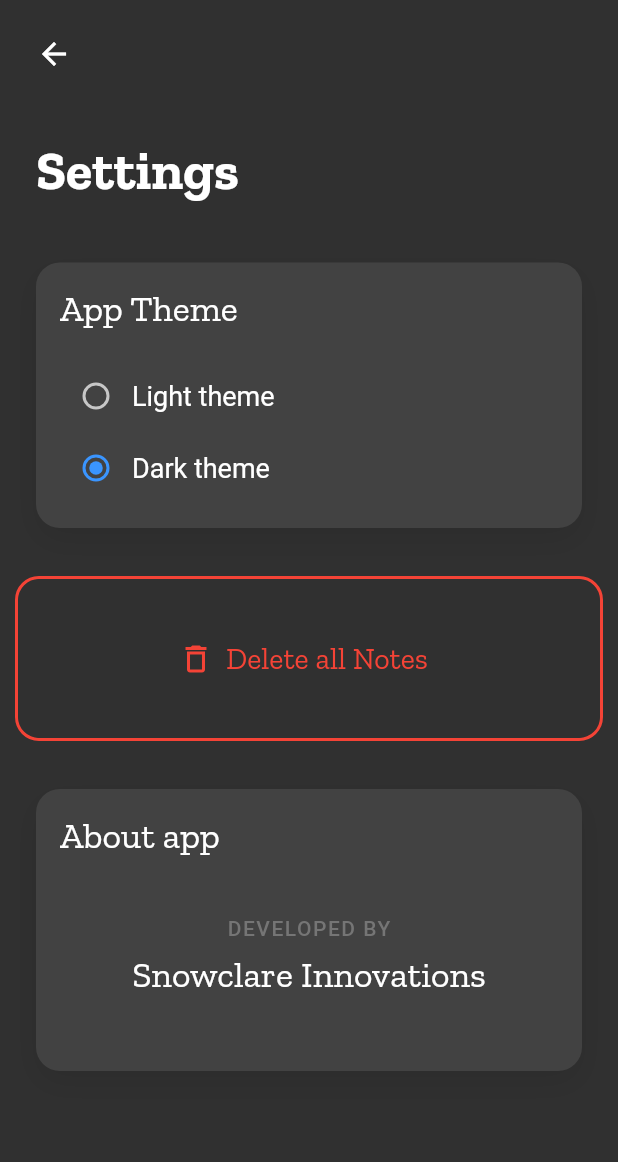
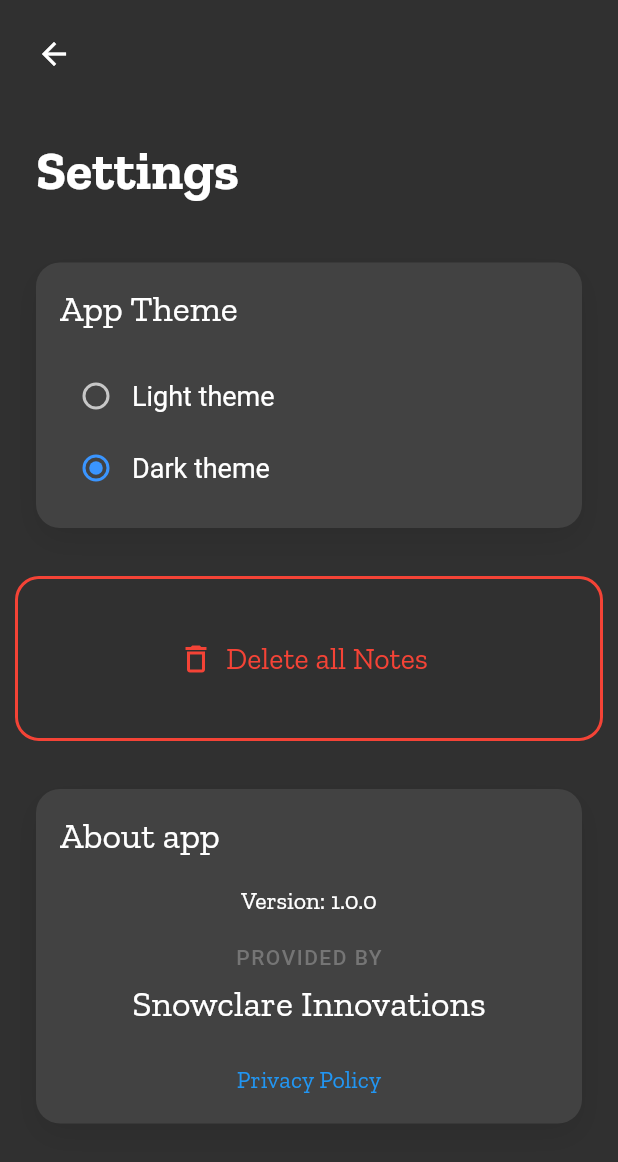
Before and after one commit to nishantsubedi/matrix_notes, a Flutter app: the SettingsPage screen opened directly, on a phone screen of 412 x 824 dp. Shown: the top 1162 px of the screen. Run offline on Flutter 3.47's test engine with Material 2 defaults, Android fonts, the phone set to English and light mode, and no system bars; our stand-ins replace outline_material_icons, share, shared_preferences, sqflite; missing offline and left inert: firebase_admob; accounts and stored records are empty; project files that could hold a hidden picture were left out.

Commit message:
prep for release

```diff
--- a/lib/screens/settings.dart
+++ b/lib/screens/settings.dart
@@ -148,10 +148,20 @@ class _SettingsPageState extends State<SettingsPage> {
                           fontSize: 24,
                           color: Theme.of(context).primaryColor)),
                   Container(
-                    height: 40,
+                    height: 20,
                   ),
                   Center(
-                    child: Text('Developed by'.toUpperCase(),
+                    child: Text('Version: 1.0.0',
+                        style: TextStyle(
+                            fontFamily: 'ZillaSlab',
+                            fontSize: 16,
+                            color: Theme.of(context).primaryColor)),
+                  ),
+                  SizedBox(
+                    height: 20,
+                  ),
+                  Center(
+                    child: Text('Provided by'.toUpperCase(),
                         style: TextStyle(
                             color: Colors.grey.shade600,
                             fontWeight: FontWeight.w500,
@@ -166,7 +176,21 @@ class _SettingsPageState extends State<SettingsPage> {
                     ),
                   )),
                   Container(
-                    height: 30,
+                    height: 15,
+                  ),
+                  Center(
+                    child: GestureDetector(
+                        onTap: _launchURL,
+                        child: Padding(
+                          padding: const EdgeInsets.only(top: 8.0, bottom: 4.0),
+                          child: Text(
+                            'Privacy Policy',
+                            style: TextStyle(
+                                fontFamily: 'ZillaSlab',
+                                fontSize: 16,
+                                color: colorList.elementAt(0)),
+                          ),
+                        )),
                   ),
                 ],
               ))
@@ -175,6 +199,16 @@ class _SettingsPageState extends State<SettingsPage> {
         ],
       ),
     );
+  }
+
+  _launchURL() async {
+    var privacyPolicyUrl =
+        'https://snowclare.github.io/country_flags/matrix_notes_privacy_policy/';
+    if (await canLaunch(privacyPolicyUrl)) {
+      await launch(privacyPolicyUrl);
+    } else {
+      throw 'Could not launch url';
+    }
   }
 
   Widget buildCardWidget(Widget child) {
--- a/pubspec.yaml
+++ b/pubspec.yaml
@@ -26,7 +26,6 @@ dependencies:
   shared_preferences: ^0.5.3+1
   share: ^0.6.1+1
   firebase_admob: ^0.9.0+7
-
 
   # The following adds the Cupertino Icons font to your application.
   # Use with the CupertinoIcons class for iOS style icons.
```
